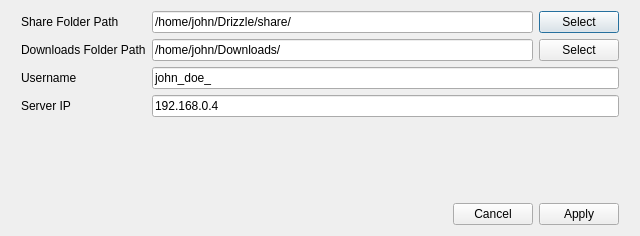
First picture: the form in src/client/ui/SettingsDialog.ui, repository hs2361/Drizzle, before the edit.
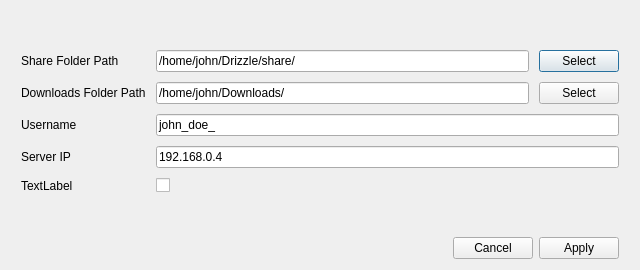
Second picture: the form after the edit.

The edit to the form file:
```diff
--- a/src/client/ui/SettingsDialog.ui
+++ b/src/client/ui/SettingsDialog.ui
@@ -7,7 +7,7 @@
     <x>0</x>
     <y>0</y>
     <width>640</width>
-    <height>236</height>
+    <height>270</height>
    </rect>
   </property>
   <property name="windowTitle">
@@ -24,13 +24,22 @@
      </property>
      <item>
       <layout class="QFormLayout" name="formLayout">
+       <property name="formAlignment">
+        <set>Qt::AlignLeading|Qt::AlignLeft|Qt::AlignVCenter</set>
+       </property>
+       <property name="horizontalSpacing">
+        <number>10</number>
+       </property>
+       <property name="verticalSpacing">
+        <number>10</number>
+       </property>
        <item row="0" column="0">
         <widget class="QLabel" name="label">
          <property name="text">
           <string>Share Folder Path</string>
          </property>
          <property name="margin">
-          <number>10</number>
+          <number>0</number>
          </property>
         </widget>
        </item>
@@ -58,7 +67,7 @@
           <string>Downloads Folder Path</string>
          </property>
          <property name="margin">
-          <number>10</number>
+          <number>0</number>
          </property>
         </widget>
        </item>
@@ -86,7 +95,7 @@
           <string>Username</string>
          </property>
          <property name="margin">
-          <number>10</number>
+          <number>0</number>
          </property>
         </widget>
        </item>
@@ -110,7 +119,24 @@
           <string>Server IP</string>
          </property>
          <property name="margin">
-          <number>10</number>
+          <number>0</number>
+         </property>
+        </widget>
+       </item>
+       <item row="4" column="0">
+        <widget class="QLabel" name="label_5">
+         <property name="text">
+          <string>TextLabel</string>
+         </property>
+         <property name="margin">
+          <number>0</number>
+         </property>
+        </widget>
+       </item>
+       <item row="4" column="1">
+        <widget class="QCheckBox" name="checkBox">
+         <property name="text">
+          <string/>
          </property>
         </widget>
        </item>
```
